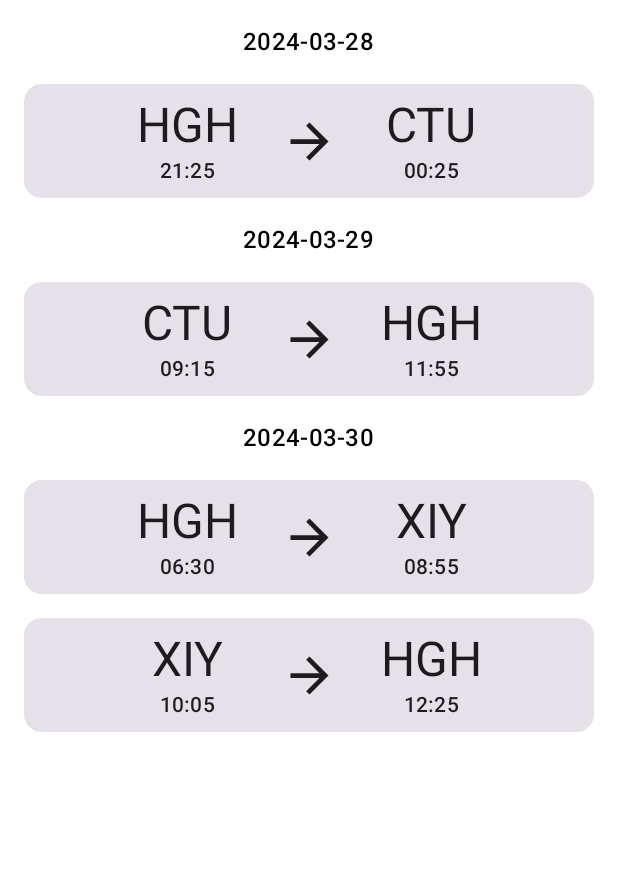
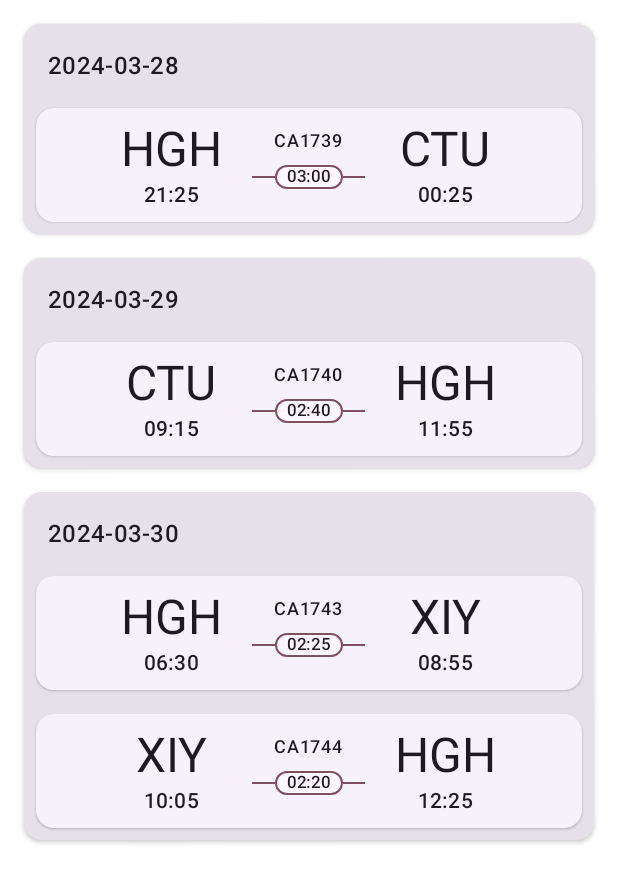
Before and after one commit to CrossElectronics/AviaAssist, an Android app built with Jetpack Compose: the @Preview function FlightScreenPreview, on a phone screen of 412 x 824 dp. Shown: the top 883 px of the screen. Run offline under Robolectric (Android 15) with nearby library versions, the phone set to English and light mode, and no system bars; Roboto replaces fonts that are not available here.

Commit message:
Implement flight duration and flight number

```diff
--- a/app/src/main/java/crosstech/aviaassist/components/CommonUi.kt
+++ b/app/src/main/java/crosstech/aviaassist/components/CommonUi.kt
@@ -1,20 +1,32 @@
 package crosstech.aviaassist.components
 
+import androidx.annotation.DrawableRes
+import androidx.compose.foundation.BorderStroke
+import androidx.compose.foundation.layout.Box
 import androidx.compose.foundation.layout.Column
+import androidx.compose.foundation.layout.IntrinsicSize
+import androidx.compose.foundation.layout.fillMaxWidth
 import androidx.compose.foundation.layout.padding
-import androidx.compose.foundation.layout.size
+import androidx.compose.foundation.layout.width
+import androidx.compose.foundation.layout.wrapContentSize
+import androidx.compose.foundation.layout.wrapContentWidth
+import androidx.compose.foundation.shape.RoundedCornerShape
+import androidx.compose.material3.Divider
+import androidx.compose.material3.Icon
 import androidx.compose.material3.MaterialTheme
+import androidx.compose.material3.Surface
 import androidx.compose.material3.Text
 import androidx.compose.runtime.Composable
 import androidx.compose.ui.Alignment
 import androidx.compose.ui.Modifier
+import androidx.compose.ui.graphics.Color
 import androidx.compose.ui.res.dimensionResource
+import androidx.compose.ui.res.painterResource
 import androidx.compose.ui.tooling.preview.Preview
-import androidx.compose.ui.unit.sp
+import androidx.compose.ui.unit.dp
 import crosstech.aviaassist.R
 import crosstech.aviaassist.utils.toFormattedString
 import java.time.LocalTime
-import java.time.format.DateTimeFormatter
 
 @Composable
 fun AirportComponent(
@@ -43,3 +55,66 @@ fun AirportComponent(
 fun AirportComponentPreview() {
     AirportComponent(airportCode = "HGH", time = LocalTime.of(12, 5))
 }
+
+@Composable fun Capsule(
+    modifier: Modifier = Modifier,
+    @DrawableRes icon: Int = 0,
+    text: String = "",
+    outlineColor: Color = MaterialTheme.colorScheme.tertiary
+){
+    Surface(
+        modifier = modifier
+            .wrapContentWidth(),
+        shape = RoundedCornerShape(dimensionResource(id = R.dimen.rounded_corner_rad)),
+        border = BorderStroke(1.dp, outlineColor),
+        color = MaterialTheme.colorScheme.background
+    ) {
+        if (icon != 0){
+            Icon(
+                painter = painterResource(id = icon),
+                contentDescription = null
+            )
+        }
+        Text(
+            text = text,
+            modifier = Modifier
+                .padding(horizontal = dimensionResource(id = R.dimen.padding_small)),
+            style = MaterialTheme.typography.labelSmall,
+        )
+    }
+}
+
+@Preview(showBackground = true)
+@Composable fun CapsulePreview(){
+    Capsule(
+        text = "02:15"
+    )
+}
+
+@Composable fun CapsuleWithLineInMiddle(
+    modifier: Modifier = Modifier,
+    text: String = "",
+    outlineColor: Color = MaterialTheme.colorScheme.tertiary
+){
+    Box(modifier = modifier.fillMaxWidth()){
+        Divider(
+            thickness = 1.dp,
+            color = outlineColor,
+            modifier = Modifier
+                .align(Alignment.Center)
+        )
+        Capsule(
+            text = text,
+            modifier = Modifier
+                .padding(dimensionResource(id = R.dimen.padding_small))
+                .align(Alignment.Center)
+        )
+    }
+}
+
+@Preview(showBackground = true)
+@Composable fun CapsuleWithLineInMiddlePreview(){
+    CapsuleWithLineInMiddle(
+        text = "02:15"
+    )
+}
--- a/app/src/main/java/crosstech/aviaassist/model/FlightMission.kt
+++ b/app/src/main/java/crosstech/aviaassist/model/FlightMission.kt
@@ -4,6 +4,7 @@ import java.time.LocalDate
 import java.time.LocalDateTime
 import java.time.LocalTime
 import java.time.format.DateTimeFormatter
+import java.time.Duration
 
 data class FlightMission(
     val flightNumber: String,
@@ -13,6 +14,18 @@ data class FlightMission(
     val originAirport: String,
     val destAirport: String
 ) {
+    fun getDurationAsString(): String {
+        val duration = getDuration()
+        val hours = duration.toHours()
+        val minutes = duration.toMinutes() - 60 * hours
+
+        // Format the duration as HH:mm
+        return String.format("%02d:%02d", hours, minutes)
+    }
+
+    fun getDuration(): Duration{
+        return Duration.between(takeoffDateTime, landingDateTime)
+    }
     companion object {
         /**
          * Parses a list of FlightMissions from [missionString] using pb command pasted from user
--- a/app/src/main/java/crosstech/aviaassist/ui/AviaAssistScreen.kt
+++ b/app/src/main/java/crosstech/aviaassist/ui/AviaAssistScreen.kt
@@ -11,6 +11,7 @@ import androidx.compose.runtime.collectAsState
 import androidx.compose.runtime.getValue
 import androidx.compose.ui.Modifier
 import androidx.compose.ui.platform.LocalClipboardManager
+import androidx.compose.ui.platform.LocalContext
 import androidx.lifecycle.viewmodel.compose.viewModel
 
 @Composable
@@ -18,6 +19,7 @@ fun AviaAssistScreen(
     flightViewModel: FlightViewModel = viewModel()
 ) {
     val clipboardManager = LocalClipboardManager.current
+    flightViewModel.initFlightDataAndAirportMap(LocalContext.current)
     Scaffold(
         modifier = Modifier,
         topBar = { AviaAssistTopBar() },
--- a/app/src/main/java/crosstech/aviaassist/ui/FlightScreen.kt
+++ b/app/src/main/java/crosstech/aviaassist/ui/FlightScreen.kt
@@ -7,11 +7,14 @@ import androidx.compose.foundation.layout.Spacer
 import androidx.compose.foundation.layout.fillMaxWidth
 import androidx.compose.foundation.layout.padding
 import androidx.compose.foundation.layout.size
+import androidx.compose.foundation.layout.width
 import androidx.compose.foundation.lazy.LazyColumn
 import androidx.compose.material.icons.Icons
 import androidx.compose.material.icons.automirrored.filled.ArrowForward
 import androidx.compose.material.icons.filled.ArrowForward
 import androidx.compose.material3.Card
+import androidx.compose.material3.CardDefaults
+import androidx.compose.material3.ElevatedCard
 import androidx.compose.material3.Icon
 import androidx.compose.material3.MaterialTheme
 import androidx.compose.material3.Text
@@ -23,6 +26,7 @@ import androidx.compose.ui.tooling.preview.Preview
 import androidx.compose.ui.unit.dp
 import crosstech.aviaassist.R
 import crosstech.aviaassist.components.AirportComponent
+import crosstech.aviaassist.components.CapsuleWithLineInMiddle
 import crosstech.aviaassist.model.FlightMission
 import crosstech.aviaassist.utils.toFormattedString
 import java.time.LocalDate
@@ -50,21 +54,29 @@ fun DailyMission(
     missions: Map.Entry<LocalDate, List<FlightMission>>,
     modifier: Modifier = Modifier
 ) {
+    Card(
+        elevation = CardDefaults.cardElevation(dimensionResource(id = R.dimen.elevation_shallow)),
+        modifier = modifier.padding(dimensionResource(id = R.dimen.padding_small))
+    ) {
         Column(
-        modifier = modifier,
-        horizontalAlignment = Alignment.CenterHorizontally
+            modifier = Modifier
         ) {
             Text(
                 text = missions.key.toFormattedString(),
                 style = MaterialTheme.typography.titleMedium,
                 modifier = Modifier
-                .padding(dimensionResource(id = R.dimen.padding_small))
+                    .padding(
+                        start = dimensionResource(id = R.dimen.padding_medium),
+                        top = dimensionResource(id = R.dimen.padding_medium),
+                        bottom = dimensionResource(id = R.dimen.padding_small)
+                    )
             )
             Column(
-
+                modifier = Modifier
             ) {
                 for (mission in missions.value) {
                     MissionCard(mission = mission)
+                }
             }
         }
     }
@@ -75,7 +87,7 @@ fun MissionCard(
     mission: FlightMission,
     modifier: Modifier = Modifier
 ) {
-    Card(
+    ElevatedCard(
         modifier = modifier
             .padding(dimensionResource(id = R.dimen.padding_small))
     ) {
@@ -91,18 +103,35 @@ fun MissionCard(
                 modifier = Modifier
                     .weight(2f)
             )
-            Icon(
-                imageVector = Icons.AutoMirrored.Filled.ArrowForward,
-                contentDescription = null,
+            Column(
                 modifier = Modifier
                     .padding(dimensionResource(id = R.dimen.padding_small))
-                    .size(48.dp)
-                    .weight(1f)
+                    .weight(2f),
+                horizontalAlignment = Alignment.CenterHorizontally
+            ) {
+                Text(
+                    text = mission.flightNumber,
+                    style = MaterialTheme.typography.labelMedium
                 )
+                CapsuleWithLineInMiddle(
+                    text = mission.getDurationAsString()
+                )
+            }
+
+
+//            Icon(
+//                imageVector = Icons.AutoMirrored.Filled.ArrowForward,
+//                contentDescription = null,
+//                modifier = Modifier
+//                    .padding(dimensionResource(id = R.dimen.padding_small))
+//                    .size(48.dp)
+//                    .weight(1f)
+//            )
             AirportComponent(
                 airportCode = mission.destAirport,
                 time = mission.landingDateTime.toLocalTime(),
-                modifier = Modifier.weight(2f))
+                modifier = Modifier.weight(2f)
+            )
             Spacer(modifier = Modifier.weight(1f))
         }
     }
--- a/app/src/main/java/crosstech/aviaassist/ui/FlightViewModel.kt
+++ b/app/src/main/java/crosstech/aviaassist/ui/FlightViewModel.kt
@@ -18,6 +18,7 @@ import java.io.InputStreamReader
 class FlightViewModel : ViewModel() {
     private val _uiState = MutableStateFlow(FlightUiState())
     val uiState: StateFlow<FlightUiState> = _uiState.asStateFlow()
+    // TODO: isolate vars and only provide readable val
     lateinit var flightDataList: List<FlightData>
     lateinit var airportMap: Map<String, String>
 
--- a/app/src/main/res/values/dimens.xml
+++ b/app/src/main/res/values/dimens.xml
@@ -1,4 +1,7 @@
 <?xml version="1.0" encoding="utf-8"?>
 <resources>
     <dimen name="padding_small">8dp</dimen>
+    <dimen name="padding_medium">16dp</dimen>
+    <dimen name="rounded_corner_rad">16dp</dimen>
+    <dimen name="elevation_shallow">2dp</dimen>
 </resources>
```
Lines whose indentation alone changed are shown as unchanged.
